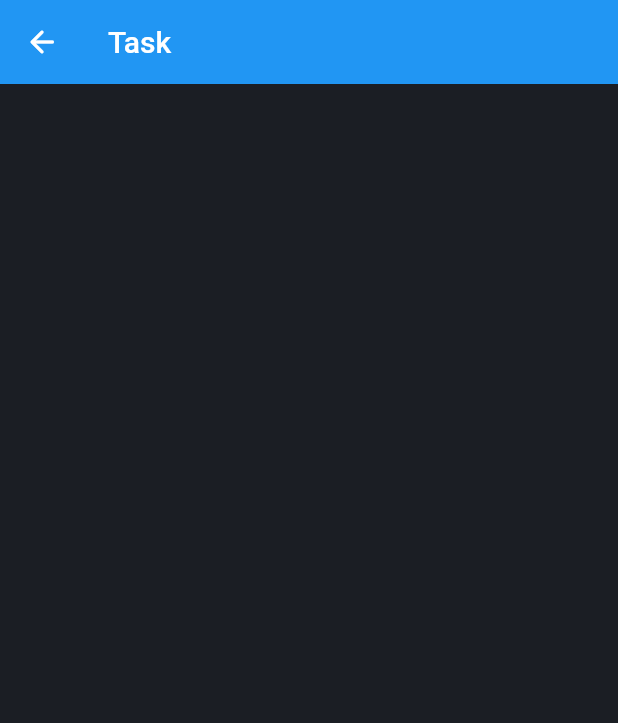
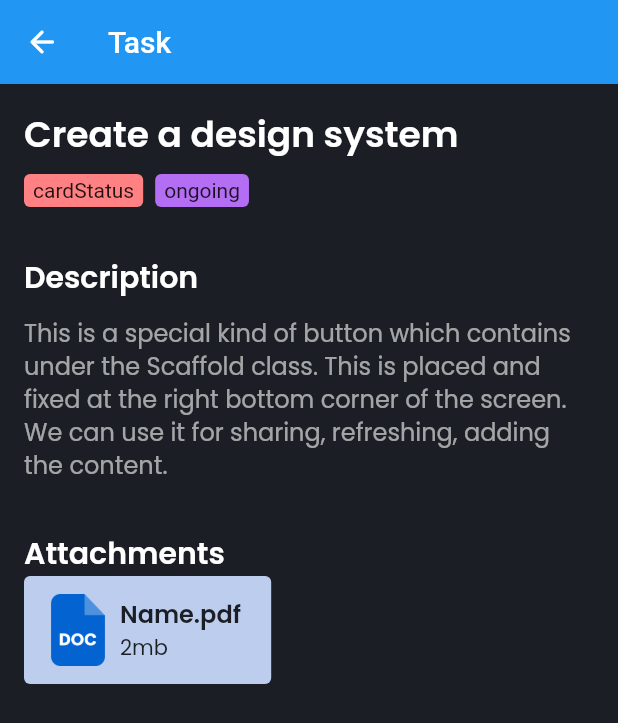
Before and after one commit to amenolabode/task_management, a Flutter app: the screen it shows after launch, after a tap on "Add new", on a phone screen of 412 x 824 dp. Shown: the top 723 px of the screen. Run offline on Flutter 3.47's test engine with Material 2 defaults, Android fonts, the phone set to English and light mode, and no system bars.

Commit message:
newpage updates

```diff
--- /dev/null
+++ b/lib/Components/document/document_card.dart
@@ -0,0 +1,51 @@
+import 'package:flutter/material.dart';
+import 'package:task_management/styles.dart';
+
+class DocumentCard extends StatelessWidget {
+  final String documentTypeImage;
+  final String documentName;
+  final String documentSize;
+
+  const DocumentCard(
+      {Key? key,
+      required this.documentTypeImage,
+      required this.documentName,
+      required this.documentSize})
+      : super(key: key);
+
+  @override
+  Widget build(BuildContext context) {
+    return Container(
+      width: MediaQuery.of(context).size.width * 0.4,
+      // height: 64,
+      decoration: BoxDecoration(
+          color: Color(0xffBDCDEE), borderRadius: BorderRadius.circular(4)),
+      child: Padding(
+        padding: const EdgeInsets.fromLTRB(12, 12, 8, 12),
+        child: Row(
+          children: [
+            Image(
+              width: 48,
+              // height: 2,
+              image: AssetImage(documentTypeImage),
+            ),
+            Padding(
+              padding: const EdgeInsets.only(left: 4.0),
+              child: Column(
+                crossAxisAlignment: CrossAxisAlignment.start,
+                mainAxisAlignment: MainAxisAlignment.center,
+                children: [
+                  Text(
+                    documentName,
+                    style: darkBoldStyle,
+                  ),
+                  Text(documentSize, style: darkBody2Style),
+                ],
+              ),
+            )
+          ],
+        ),
+      ),
+    );
+  }
+}
--- /dev/null
+++ b/lib/Components/priority_card.dart
@@ -0,0 +1,22 @@
+import 'package:flutter/material.dart';
+
+class PriorityCard extends StatelessWidget {
+  final String cardStatus;
+  final Color priorityColor;
+
+  const PriorityCard({
+    Key? key,
+    required this.cardStatus,
+    required this.priorityColor,
+  }) : super(key: key);
+
+  @override
+  Widget build(BuildContext context) {
+    return Container(
+      padding: const EdgeInsets.fromLTRB(6, 3, 6, 3),
+      decoration: BoxDecoration(
+          color: priorityColor, borderRadius: BorderRadius.circular(4)),
+      child: Text(cardStatus),
+    );
+  }
+}
--- a/lib/Components/task components/task_card.dart
+++ b/lib/Components/task components/task_card.dart
@@ -1,9 +1,8 @@
 import 'package:flutter/material.dart';
 import 'package:task_management/Components/more_vertical.dart';
+import 'package:task_management/Components/priority_card.dart';
 import 'package:task_management/Components/task%20components/task_list.dart';
-// import 'package:task_management/Components/task_list.dart';
 import 'package:task_management/styles.dart';
-// import 'package:task_management/globals.dart';
 
 class TaskCard extends StatefulWidget {
   final String cardStatus;
@@ -56,13 +55,9 @@ class _TaskCardState extends State<TaskCard> {
             children: [
               Row(
                 children: [
-                  Container(
-                    padding: const EdgeInsets.fromLTRB(6, 3, 6, 3),
-                    decoration: BoxDecoration(
-                        color: widget.priorityColor,
-                        borderRadius: BorderRadius.circular(4)),
-                    child: Text(widget.cardStatus),
-                  ),
+                  PriorityCard(
+                      cardStatus: widget.cardStatus,
+                      priorityColor: widget.priorityColor),
                   Expanded(
                     child: Row(
                       crossAxisAlignment: CrossAxisAlignment.end,
@@ -88,7 +83,7 @@ class _TaskCardState extends State<TaskCard> {
                 ],
               ),
               Padding(
-                padding: const EdgeInsets.fromLTRB(0, 24, 0, 8),
+                padding: const EdgeInsets.fromLTRB(0, 32, 0, 4),
                 child: Text(widget.taskNote, style: cardHeader),
               ),
               Visibility(
--- a/lib/Screens/task_details/task_details.dart
+++ b/lib/Screens/task_details/task_details.dart
@@ -1,5 +1,5 @@
 import 'package:flutter/material.dart';
-import 'package:task_management/styles.dart';
+import 'package:task_management/Screens/task_details/taskdetails_body.dart';
 
 class TaskDetails extends StatelessWidget {
   const TaskDetails({Key? key}) : super(key: key);
@@ -9,7 +9,7 @@ class TaskDetails extends StatelessWidget {
     return Scaffold(
         appBar: AppBar(
           elevation: 0,
-        title: Text("Task"),
+          title: const Text("Task"),
           leading: IconButton(
             icon: const Icon(
               Icons.arrow_back_rounded,
@@ -22,9 +22,6 @@ class TaskDetails extends StatelessWidget {
           ),
           shadowColor: null,
         ),
-      body: Container(
-        decoration: BoxDecoration(color: backgroundColor),
-      ),
-    );
+        body: const TaskDetailsBody());
   }
 }
--- /dev/null
+++ b/lib/Screens/task_details/taskdetails_body.dart
@@ -0,0 +1,76 @@
+import 'package:flutter/material.dart';
+import 'package:task_management/Components/document/document_card.dart';
+import 'package:task_management/Components/priority_card.dart';
+import 'package:task_management/styles.dart';
+
+class TaskDetailsBody extends StatelessWidget {
+  const TaskDetailsBody({
+    Key? key,
+  }) : super(key: key);
+
+  @override
+  Widget build(BuildContext context) {
+    return Stack(
+      children: [
+        Container(
+          color: backgroundColor,
+        ),
+        Padding(
+          padding: const EdgeInsets.all(16.0),
+          child: SingleChildScrollView(
+            child: Column(
+              crossAxisAlignment: CrossAxisAlignment.start,
+              children: [
+                const Text(
+                  "Create a design system",
+                  style: cardHeader,
+                ),
+                Padding(
+                  padding: const EdgeInsets.only(top: 8.0),
+                  child: Row(
+                    children: const [
+                      Padding(
+                        padding: EdgeInsets.fromLTRB(0, 0, 8, 0),
+                        child: PriorityCard(
+                            cardStatus: "cardStatus", priorityColor: redColor),
+                      ),
+                      PriorityCard(
+                          cardStatus: "ongoing",
+                          priorityColor: fadedPrimaryColor),
+                    ],
+                  ),
+                ),
+                const Padding(
+                  padding: EdgeInsets.only(top: 32.0),
+                  child: Text(
+                    "Description",
+                    style: sectionHeader,
+                  ),
+                ),
+                const Padding(
+                  padding: EdgeInsets.only(top: 12.0),
+                  child: Text(
+                    "This is a special kind of button which contains under the Scaffold class. This is placed and fixed at the right bottom corner of the screen. We can use it for sharing, refreshing, adding the content.",
+                    style: bodyTextStyleGrey,
+                  ),
+                ),
+                const Padding(
+                  padding: EdgeInsets.only(top: 32.0),
+                  child: Text(
+                    "Attachments",
+                    style: sectionHeader,
+                  ),
+                ),
+                DocumentCard(
+                  documentSize: "2mb",
+                  documentName: "Name.pdf",
+                  documentTypeImage: "assets/images/doc.png",
+                )
+              ],
+            ),
+          ),
+        ),
+      ],
+    );
+  }
+}
--- a/lib/Screens/task_view.dart
+++ b/lib/Screens/task_view.dart
@@ -17,11 +17,11 @@ class TaskHome extends StatelessWidget {
             MaterialPageRoute(builder: (context) => const TaskDetails()),
           );
         },
-        label: Text(
+        label: const Text(
           "Add new",
           style: bodyBoldStyle,
         ),
-        icon: Icon(Icons.add),
+        icon: const Icon(Icons.add),
         shape: RoundedRectangleBorder(
           borderRadius: BorderRadius.circular(4),
         ),
--- a/lib/app.dart
+++ b/lib/app.dart
@@ -17,7 +17,7 @@ class MyApp extends StatelessWidget {
         '/tasklist': (context) => const TaskDetails(),
         '/homepage': (context) => const TaskHome(),
       },
-      home: Stack(children: [TaskHome()]),
+      home: Stack(children: const [TaskHome()]),
     );
   }
 }
--- a/lib/globals.dart
+++ /dev/null
@@ -1 +0,0 @@
-bool showCardContents = false;
--- a/lib/styles.dart
+++ b/lib/styles.dart
@@ -9,6 +9,12 @@ const TextStyle header = TextStyle(
 const TextStyle cardHeader = TextStyle(
     fontFamily: "Poppins",
     fontSize: 24,
+    fontWeight: FontWeight.w600,
+    color: Colors.white);
+
+const TextStyle sectionHeader = TextStyle(
+    fontFamily: "Poppins",
+    fontSize: 20,
     fontWeight: FontWeight.w600,
     color: Colors.white);
 
@@ -30,10 +36,23 @@ const TextStyle bodyBoldStyle = TextStyle(
     fontWeight: FontWeight.w600,
     color: Colors.white);
 
+const TextStyle darkBoldStyle = TextStyle(
+    fontFamily: "Poppins",
+    fontSize: 16,
+    fontWeight: FontWeight.w600,
+    color: backgroundColor);
+
+const TextStyle darkBody2Style = TextStyle(
+    fontFamily: "Poppins",
+    fontSize: 14,
+    fontWeight: FontWeight.w400,
+    color: backgroundColor);
+
 const TextStyle bodyTextStyleGrey = TextStyle(
     fontFamily: "Poppins",
     fontSize: 16,
     fontWeight: FontWeight.w400,
+    height: 1.4,
     color: Colors.white60);
 
 const Color primaryColor = Color(0xff7D0FEC);
```
Also changed, not shown: assets/images/doc.png (added). Lines whose indentation alone changed are shown as unchanged.
